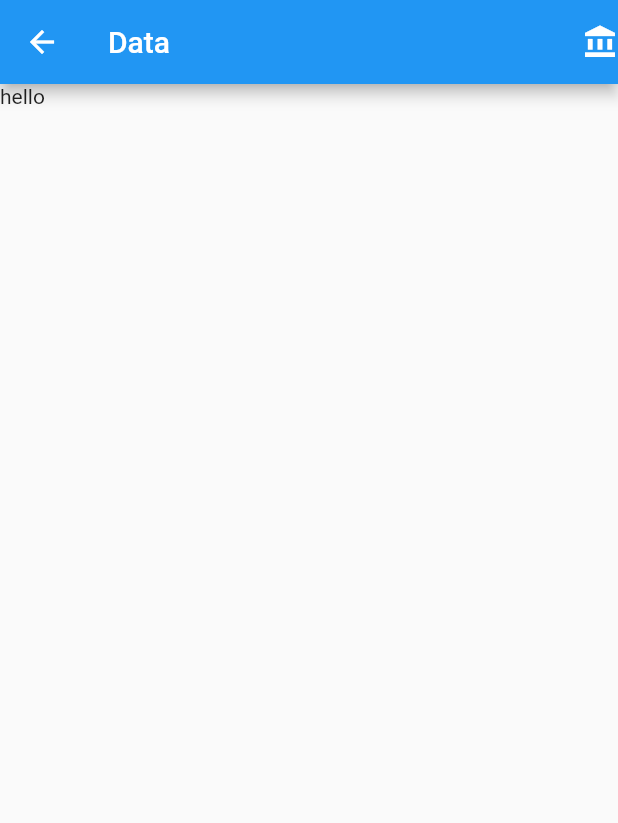
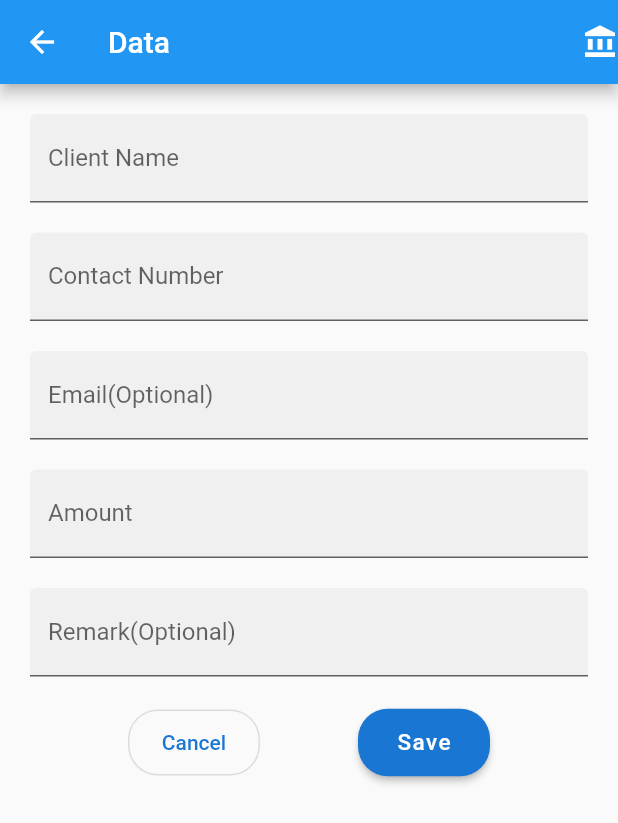
Before and after one commit to ankitsainidev/bahi-khata, a Flutter app: the NewClient screen opened by its route, on a phone screen of 412 x 824 dp. Shown: the top 823 px of the screen. Run offline on Flutter 3.47's test engine with Material 2 defaults, Android fonts, the phone set to English and light mode, and no system bars; our stand-ins replace sqflite; missing offline and left inert: password; accounts and stored records are empty.

Commit message:
adding database and model file

```diff
--- /dev/null
+++ b/lib/database.dart
@@ -0,0 +1,44 @@
+import 'dart:async';
+import 'dart:io';
+import 'package:path/path.dart';
+import 'package:sqflite/sqflite.dart';
+import 'package:path_provider/path_provider.dart';
+
+class DatabaseClient {
+  Database _db;
+  Future create() async {
+    Directory path = await getApplicationDocumentsDirectory();
+    String dbPath = join(path.path, 'database.db');
+    _db = await openDatabase(dbPath, version: 1,onCreate: _create);
+
+  }
+
+  Future _create(Database db, int version) async {
+    await db.execute("""
+                  CREATE TABLE transaction (
+                  id INTEGER PRIMARY KEY,
+                  client_id INTEGER NOT NULL,
+                  amount INTEGER NOT NULL,
+                  FOREIGN KEY (client_id) REFERENCES client (id)
+                    ON DELETE NO ACTION ON UPDATE NO ACTION)""");
+    await db.execute("""
+    CREATE TABLE client(
+      id INTEGER PRIMARY KEY,
+      user_id INTEGER NOT NULL,
+      mobile INTEGER NOT NULL UNIQUE,
+      email TEXT UNIQUE,
+      total_amout INTEGER NOT NULL,
+      remark TEXT,
+      FOREIGN KEY (user_id) REFERENCES user (id)
+        ON DELETE NO ACTION ON UPDATE NO ACTION)""");
+    await db.execute("""
+    CREATE TABLE user(
+      id INTEGER PRIMARY KEY,
+      name TEXT NOT NULL,
+      mobile INTEGER NOT NULL UNIQUE,
+      email TEXT UNIQUE,
+      password TEXT NOT NULL,
+
+      )""");
+  }
+}
--- a/lib/main.dart
+++ b/lib/main.dart
@@ -3,7 +3,6 @@ import './home/home.dart';
 import './newClient/newClient.dart';
 import './clientList/clientList.dart';
 import './ClientDetail/ClientDetail.dart';
-import './listtry.dart';
 import './loginUI.dart/login.dart';
 void main()=> runApp(MyApp());
 class MyApp extends StatelessWidget{
--- /dev/null
+++ b/lib/models.dart
@@ -0,0 +1,51 @@
+import 'dart:convert';
+import 'package:password/password.dart';
+class Client{
+  int id;
+  int userId;
+  int mobile;
+  String email;
+  int totalAmount;
+  String remark;
+  static final columns = ['id','user_id','mobile','email','total_amount','remark'];
+  Map toMap(){
+    Map map = {
+      'userId': userId,
+      'mobile': mobile,
+      'email': email,
+      'totalAmount': totalAmount,
+      'remark': remark,
+
+    };
+    if(id!=null){
+      map['id'] = id;
+    }
+    return map;
+  }
+  static fromMap(Map map){
+    Client client = Client();
+    client.email = map['email'];
+    client.id = map['id'];
+    client.remark = map['remark'];
+    client.userId = map['userId'];
+    client.totalAmount =map['totalAmout'];
+    client.mobile = map['mobile'];
+    return client;
+  }
+}
+class User{
+  int id;
+  String name;
+  int mobile;
+  String email;
+  String password;
+  static final columns = ['id','name','mobile','email','password'];
+  Map toMap(){
+    Map map{
+      ''
+    }
+  }
+}
+class Transaction{
+
+}
--- /dev/null
+++ b/lib/mytext.dart
@@ -0,0 +1,4 @@
+import 'package:password/password.dart';
+void main(){
+  print(Password.hash('hello mam', PBKDF2()));
+}
--- a/lib/newClient/newClient.dart
+++ b/lib/newClient/newClient.dart
@@ -8,7 +8,79 @@ class NewClient extends StatelessWidget {
     // TODO: implement build
     return Scaffold(
       appBar: MyAppBar.getAppBar(),
-      body: Text('hello'),
+      body: ListView(
+        padding: EdgeInsets.all(10),
+        children: [
+
+          TextField(
+            scrollPadding: EdgeInsets.all(20),
+            decoration: InputDecoration(
+              filled: true,
+              labelText: 'Client Name',
+            ),
+          ),
+          TextField(
+            scrollPadding: EdgeInsets.all(20),
+            keyboardType: TextInputType.phone,
+            decoration: InputDecoration(
+              filled: true,
+              labelText: 'Contact Number',
+            ),
+          ),
+          TextField(
+            scrollPadding: EdgeInsets.all(20),
+            decoration: InputDecoration(
+              filled: true,
+              labelText: 'Email(Optional)',
+            ),
+          ),
+          TextField(
+            scrollPadding: EdgeInsets.all(20),
+            keyboardType: TextInputType.number,
+            decoration: InputDecoration(
+              filled: true,
+              labelText: 'Amount',
+
+            ),
+          ),
+          TextField(
+
+            scrollPadding: EdgeInsets.all(20),
+            decoration: InputDecoration(
+
+              filled: true,
+              labelText: 'Remark(Optional)',
+            ),
+          ),
+          Row(
+            children: <Widget>[
+
+                Spacer(),
+               OutlineButton(
+                 padding: EdgeInsets.all(14),
+                 shape: RoundedRectangleBorder(borderRadius: BorderRadius.circular(20)),
+                 onPressed: (){print("cancel pressed");},
+                 child: Text('Cancel',style: TextStyle(color: Colors.blue[700])),
+                 color: Colors.blue[700],
+
+               ),
+               Spacer(),
+                MaterialButton(
+                  height: 45,
+
+                  shape: RoundedRectangleBorder(borderRadius: BorderRadius.circular(20)),
+                  color: Colors.blue[700],
+                  // textTheme: ButtonTextTheme.,
+                  onPressed: (){print("pressed");},
+                  child: Text('Save', style: TextStyle(letterSpacing: 1,fontSize: 15,color: Colors.white,),),
+
+                ),
+               Spacer(),
+            ],
+          )
+
+        ].map((widget){return Padding(child: widget, padding: EdgeInsets.all(10),);}).toList(),
+      ),
     );
   }
 }
--- a/pubspec.yaml
+++ b/pubspec.yaml
@@ -19,6 +19,9 @@ environment:
 dependencies:
   flutter:
     sdk: flutter
+  sqflite: any
+  path_provider: any
+  password: ^1.0.0
 
   # The following adds the Cupertino Icons font to your application.
   # Use with the CupertinoIcons class for iOS style icons.
```
Also changed, not shown: lib/ClientDetail/ClientDetail.dart (+11 -5 lines), pubspec.lock.
